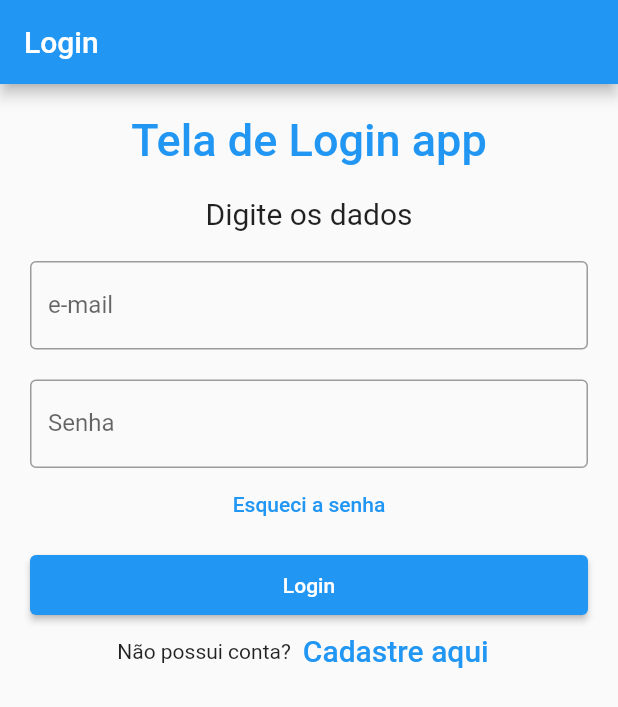
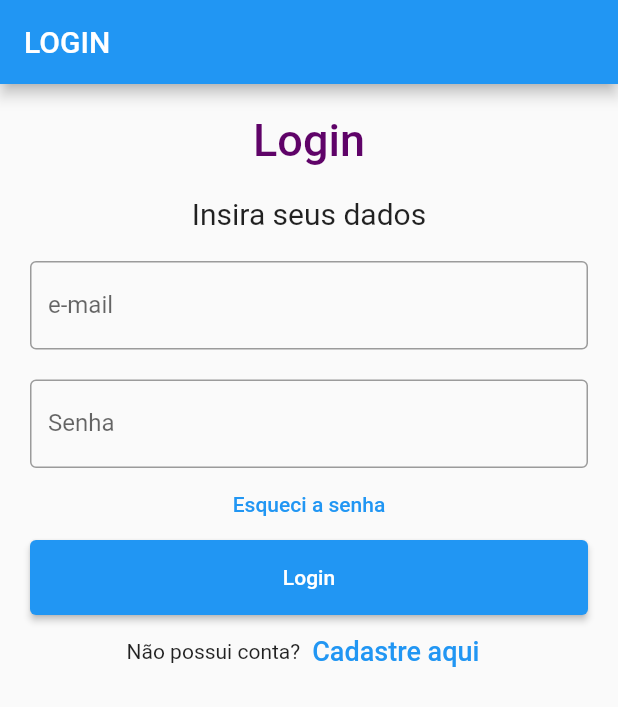
Before and after one commit to neves1697/GeradorSenha, a Flutter app: the screen it shows after launch, on a phone screen of 412 x 824 dp. Shown: the top 707 px of the screen. Run offline on Flutter 3.47's test engine with Material 2 defaults, Android fonts, the phone set to English and light mode, and no system bars; our stand-ins replace image_picker, sqflite; missing offline and left inert: dart:html; accounts and stored records are empty.

Commit message:
Adicionado ajustes na classe main

```diff
--- a/lib/main.dart
+++ b/lib/main.dart
@@ -1,7 +1,6 @@
+import 'package:flutter/material.dart';
+import 'cadusuario.dart';
 import 'recuperarsenha.dart';
-import 'menuprincipal.dart';
-import 'package:cadastroapp/recuperarsenha.dart';
-import 'package:flutter/material.dart';
 import 'menuprincipal.dart';
 
 void main() {
@@ -13,16 +12,29 @@ class MyApp extends StatelessWidget {
   Widget build(BuildContext context) {
     return MaterialApp(
       home: Scaffold(
-        appBar: AppBar(title: const Text('Login')),
+        appBar: AppBar(title: const Text('LOGIN')),
         body: _Login(),
       ),
     );
   }
 }
 
-class _Login extends StatelessWidget {
-  String email = '';
-  String pass = '';
+class _Login extends StatefulWidget {
+  const _Login({Key? key}) : super(key: key);
+
+  @override
+  _loginState createState() {
+    return _loginState();
+  }
+}
+
+class _loginState extends State<_Login> {
+  String email = 'teste@gmail.com';
+  String pass = 'abc';
+
+  TextEditingController emailController = TextEditingController();
+  TextEditingController senhaController = TextEditingController();
+
   @override
   Widget build(BuildContext context) {
     return Padding(
@@ -33,9 +45,9 @@ class _Login extends StatelessWidget {
                 alignment: Alignment.center,
                 padding: const EdgeInsets.all(10),
                 child: const Text(
-                  'Tela de Login app',
+                  'Login',
                   style: TextStyle(
-                      color: Colors.blue,
+                      color: Color.fromARGB(255, 95, 3, 104),
                       fontWeight: FontWeight.w500,
                       fontSize: 30),
                 )),
@@ -43,12 +55,13 @@ class _Login extends StatelessWidget {
                 alignment: Alignment.center,
                 padding: const EdgeInsets.all(10),
                 child: const Text(
-                  'Digite os dados',
+                  'Insira seus dados',
                   style: TextStyle(fontSize: 20),
                 )),
             Container(
               padding: const EdgeInsets.all(10),
               child: TextField(
+                controller: emailController,
                 keyboardType: TextInputType.emailAddress,
                 decoration: const InputDecoration(
                   border: OutlineInputBorder(),
@@ -59,6 +72,8 @@ class _Login extends StatelessWidget {
             Container(
               padding: const EdgeInsets.fromLTRB(10, 10, 10, 0),
               child: TextField(
+                controller: senhaController,
+                cursorColor: Color.fromARGB(255, 94, 14, 14),
                 obscureText: true,
                 decoration: const InputDecoration(
                   border: OutlineInputBorder(),
@@ -67,25 +82,28 @@ class _Login extends StatelessWidget {
               ),
             ),
             TextButton(
+              child: const Text(
+                'Esqueci a senha',
+              ),
               onPressed: () {
                 Navigator.push(context, MaterialPageRoute(builder: (context) {
                   return recuperarsenha();
                 }));
               },
-              child: const Text(
-                'Esqueci a senha',
-              ),
             ),
             Container(
                 height: 50,
-                padding: const EdgeInsets.fromLTRB(10, 10, 10, 0),
+                padding: const EdgeInsets.fromLTRB(10, 0, 10, 0),
                 child: ElevatedButton(
                   child: const Text('Login'),
                   onPressed: () {
-                    Navigator.push(context,
-                        MaterialPageRoute(builder: (context) {
-                      return menuprincipal();
-                    }));
+                    if (validarAcesso(
+                        emailController.text, senhaController.text)) {
+                      Navigator.push(context,
+                          MaterialPageRoute(builder: (context) {
+                        return menuprincipal();
+                      }));
+                    }
                   },
                 )),
             Row(
@@ -94,10 +112,13 @@ class _Login extends StatelessWidget {
                 TextButton(
                   child: const Text(
                     'Cadastre aqui',
-                    style: TextStyle(fontSize: 20),
+                    style: TextStyle(fontSize: 18),
                   ),
                   onPressed: () {
-                    print('Cadastro aqui');
+                    Navigator.push(context,
+                        MaterialPageRoute(builder: (context) {
+                      return cadusuario();
+                    }));
                   },
                 )
               ],
@@ -107,3 +128,14 @@ class _Login extends StatelessWidget {
         ));
   }
 }
+
+validarAcesso(String email, String senha) {
+  String _email = "admin@admin";
+  String _senha = "123";
+
+  if (email == _email && senha == _senha) {
+    return true;
+  }
+
+  return false;
+}
```
Also changed, not shown: lib/Data/senha_sqlite_datasource.dart (+4 -6 lines).
